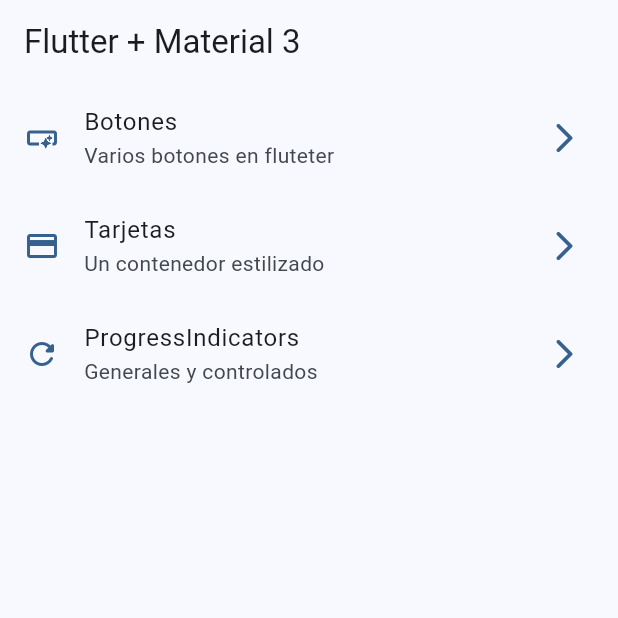
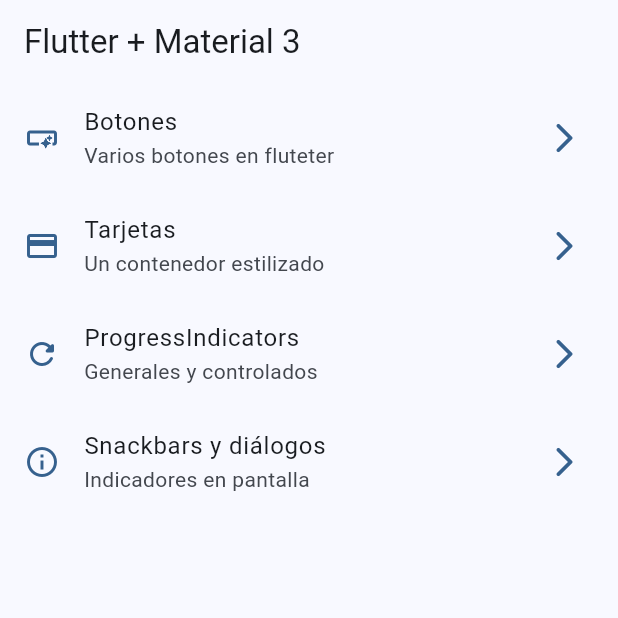
Before and after one commit to diegoquartino/widgets_app, a Flutter app: the screen it shows after launch, on a phone screen of 412 x 824 dp, the top half of it. Run offline on Flutter 3.47's test engine with Material 2 defaults, Android fonts, the phone set to English and light mode, and no system bars; our stand-ins replace go_router.

Commit message:
snacks y dialogs terminados

```diff
--- a/lib/config/router/app_router.dart
+++ b/lib/config/router/app_router.dart
@@ -24,5 +24,10 @@ final appRouter = GoRouter(
       path: '/progress',
       builder: (context, state) => const ProgressScreen(),
     ),
+    GoRoute(
+      name: SnackbarScreen.name,
+      path: '/snackbars',
+      builder: (context, state) => const SnackbarScreen(),
+    ),
   ],
 );
--- a/lib/config/theme/menu/menu/menu_item.dart
+++ b/lib/config/theme/menu/menu/menu_item.dart
@@ -32,4 +32,10 @@ const appMenuItems = <MenuItem>[
     link: '/progress',
     icon: Icons.refresh_rounded,
   ),
+  MenuItem(
+    title: 'Snackbars y diálogos',
+    subTitle: 'Indicadores en pantalla',
+    link: '/snackbars',
+    icon: Icons.info_outline,
+  ),
 ];
--- a/lib/main.dart
+++ b/lib/main.dart
@@ -12,6 +12,7 @@ class MainApp extends StatelessWidget {
   @override
   Widget build(BuildContext context) {
     return MaterialApp.router(
+      title: 'Flutter Widgets',
       routerConfig: appRouter,
       debugShowCheckedModeBanner: false,
       theme: AppTheme(selectedColor: 0).getTheme(),
--- a/lib/presentation/screens/buttons/buttons_screen.dart
+++ b/lib/presentation/screens/buttons/buttons_screen.dart
@@ -14,7 +14,7 @@ class ButtonsScreen extends StatelessWidget {
       ),
       body: const _ButtonsView(),
       floatingActionButton: FloatingActionButton(
-        child: Icon(Icons.arrow_back_ios_new_rounded),
+        child: const Icon(Icons.arrow_back_ios_new_rounded),
         onPressed: () {
           context.pop();
         },
@@ -114,8 +114,8 @@ class CustomButton extends StatelessWidget {
         color: colors.primary,
         child: InkWell(
           onTap: (){},
-          child: Padding(
-            padding: const EdgeInsets.symmetric(horizontal: 20, vertical: 10),
+          child: const Padding(
+            padding: EdgeInsets.symmetric(horizontal: 20, vertical: 10),
             child: Text(
               'Hola Mundo',
               style: TextStyle(color: Colors.white),
```
Also changed, not shown: lib/presentation/screens/progress/progress_screen.dart (+2 -6 lines), lib/presentation/screens/snackbar/snackbar_screen.dart (+73 -2 lines).
